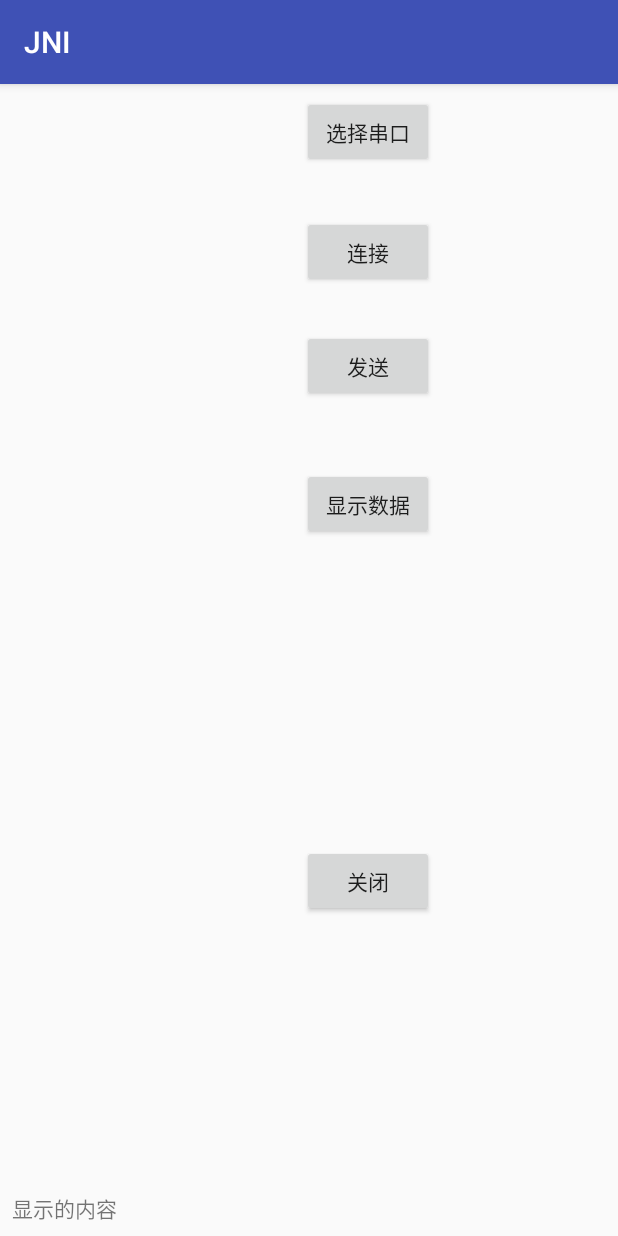
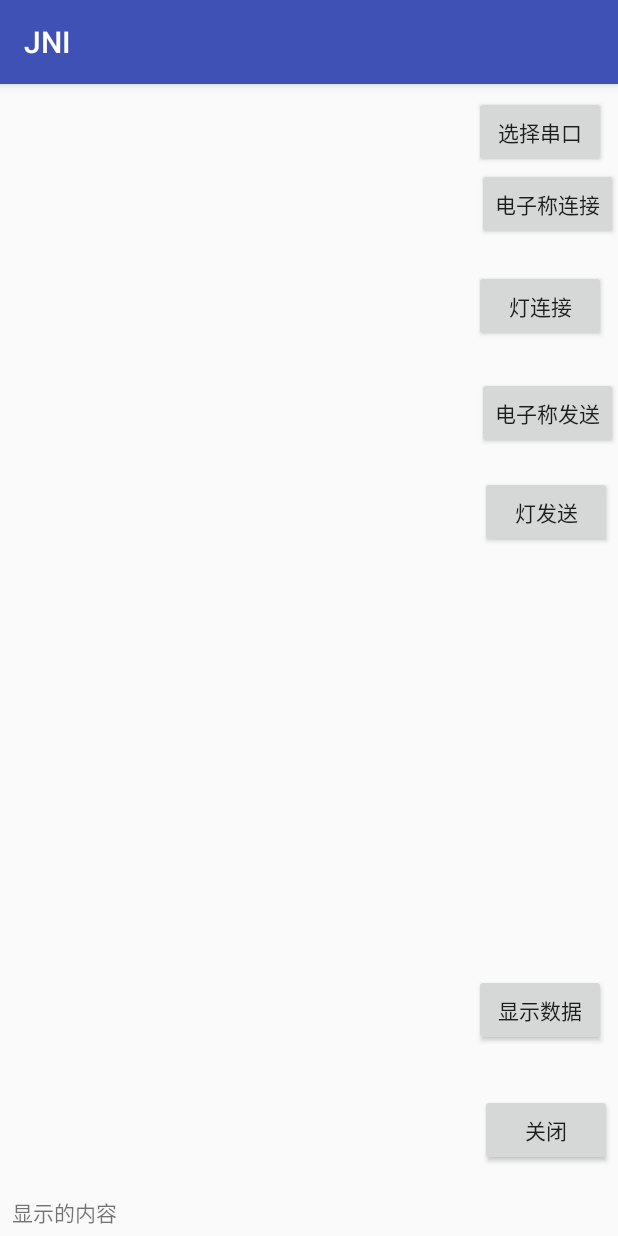
Before and after one commit to planitian/JNIDate, an Android app: the screen it shows after launch (MainActivity), on a phone screen of 412 x 824 dp. Run offline under Robolectric (Android 15) with nearby library versions, the phone set to English and light mode, and no system bars.

Commit message:
Package wancheng

```diff
--- a/app/src/main/java/com/example/administrator/jni/MainActivity.java
+++ b/app/src/main/java/com/example/administrator/jni/MainActivity.java
@@ -89,7 +89,7 @@ public class MainActivity extends AppCompatActivity implements View.OnClickListe
             case R.id.connect:
                 serialPortFinder = ((MyApplication) getApplication()).serialPortFinder;
                 try {
-                    serialPort = ((MyApplication) getApplication()).getSerialPort();
+                    serialPort = ((MyApplication) getApplication()).getSerialPort("ele");
                 } catch (IOException | InterruptedException e) {
                     e.printStackTrace();
                 }
--- a/app/src/main/res/layout/activity_main.xml
+++ b/app/src/main/res/layout/activity_main.xml
@@ -11,59 +11,58 @@
         android:id="@+id/guideline"
         android:layout_width="wrap_content"
         android:layout_height="wrap_content"
-        android:layout_marginEnd="218dp"
+        android:layout_marginEnd="79dp"
         android:orientation="vertical"
-        app:layout_constraintEnd_toEndOf="parent"
-        app:layout_constraintGuide_end="219dp"
+        app:layout_constraintEnd_toStartOf="@+id/connect"
+        app:layout_constraintGuide_end="176dp"
         app:layout_constraintStart_toEndOf="@+id/content" />
 
     <Button
         android:id="@+id/select"
         android:layout_width="wrap_content"
         android:layout_height="wrap_content"
-        android:layout_marginStart="8dp"
+        android:layout_marginBottom="8dp"
+        android:layout_marginEnd="8dp"
         android:layout_marginTop="8dp"
         android:text="选择串口"
-        app:layout_constraintStart_toStartOf="@+id/guideline"
+        app:layout_constraintBottom_toTopOf="@+id/connect"
+        app:layout_constraintEnd_toEndOf="parent"
         app:layout_constraintTop_toTopOf="parent" />
 
     <Button
         android:id="@+id/send"
         android:layout_width="wrap_content"
         android:layout_height="wrap_content"
-        android:layout_marginStart="8dp"
-        android:layout_marginTop="28dp"
-        android:text="发送"
-        app:layout_constraintStart_toStartOf="@+id/guideline"
-        app:layout_constraintTop_toBottomOf="@+id/connect" />
+        android:layout_marginTop="23dp"
+        android:text="电子称发送"
+        app:layout_constraintEnd_toEndOf="parent"
+        app:layout_constraintTop_toBottomOf="@+id/light_connect" />
 
     <Button
         android:id="@+id/show"
         android:layout_width="wrap_content"
         android:layout_height="wrap_content"
-        android:layout_marginStart="8dp"
-        android:layout_marginTop="44dp"
+        android:layout_marginBottom="32dp"
+        android:layout_marginEnd="8dp"
         android:text="显示数据"
-        app:layout_constraintStart_toStartOf="@+id/guideline"
-        app:layout_constraintTop_toBottomOf="@+id/send" />
+        app:layout_constraintBottom_toTopOf="@+id/close"
+        app:layout_constraintEnd_toEndOf="parent" />
 
     <Button
         android:id="@+id/close"
         android:layout_width="wrap_content"
         android:layout_height="wrap_content"
-        android:layout_marginBottom="77dp"
-        android:layout_marginStart="8dp"
-        android:layout_marginTop="75dp"
+        android:layout_marginBottom="20dp"
+        android:layout_marginEnd="4dp"
         android:text="关闭"
-        app:layout_constraintBottom_toBottomOf="@+id/textView"
-        app:layout_constraintStart_toStartOf="@+id/guideline"
-        app:layout_constraintTop_toBottomOf="@+id/show" />
+        app:layout_constraintBottom_toTopOf="@+id/textView"
+        app:layout_constraintEnd_toEndOf="parent" />
 
     <TextView
         android:id="@+id/textView"
         android:layout_width="0dp"
         android:layout_height="wrap_content"
-        android:layout_marginBottom="8dp"
+        android:layout_marginBottom="5dp"
         android:layout_marginEnd="8dp"
         android:layout_marginStart="8dp"
         android:text="显示的内容"
@@ -74,9 +73,8 @@
     <FrameLayout
         android:id="@+id/content"
         android:layout_width="0dp"
-        android:layout_height="0dp"
-        android:layout_marginEnd="164dp"
-        app:layout_constraintBottom_toBottomOf="@+id/close"
+        android:layout_height="428dp"
+        android:layout_marginEnd="207dp"
         app:layout_constraintEnd_toStartOf="@+id/guideline"
         app:layout_constraintStart_toStartOf="parent"
         app:layout_constraintTop_toTopOf="parent">
@@ -87,11 +85,30 @@
         android:id="@+id/connect"
         android:layout_width="wrap_content"
         android:layout_height="wrap_content"
-        android:layout_marginStart="8dp"
-        android:layout_marginTop="32dp"
-        android:text="连接"
-        app:layout_constraintStart_toStartOf="@+id/guideline"
-        app:layout_constraintTop_toBottomOf="@+id/select" />
+        android:text="电子称连接"
+        app:layout_constraintTop_toBottomOf="@+id/select"
+        app:layout_constraintEnd_toEndOf="parent"
+        tools:layout_editor_absoluteY="72dp" />
+
+    <Button
+        android:id="@+id/light_send"
+        android:layout_width="wrap_content"
+        android:layout_height="wrap_content"
+        android:layout_marginEnd="4dp"
+        android:layout_marginTop="18dp"
+        android:text="灯发送"
+        app:layout_constraintEnd_toEndOf="parent"
+        app:layout_constraintTop_toBottomOf="@+id/send" />
+
+    <Button
+        android:id="@+id/light_connect"
+        android:layout_width="wrap_content"
+        android:layout_height="wrap_content"
+        android:layout_marginEnd="8dp"
+        android:layout_marginTop="20dp"
+        android:text="灯连接"
+        app:layout_constraintEnd_toEndOf="parent"
+        app:layout_constraintTop_toBottomOf="@+id/connect" />
 
 
 </android.support.constraint.ConstraintLayout>
--- a/build.gradle
+++ b/build.gradle
@@ -7,7 +7,7 @@ buildscript {
         jcenter()
     }
     dependencies {
-        classpath 'com.android.tools.build:gradle:3.1.3'
+        classpath 'com.android.tools.build:gradle:3.1.4'
 
 
         // NOTE: Do not place your application dependencies here; they belong
```
Also changed, not shown: app/src/main/java/com/example/administrator/jni/DevicePre.java (+60 -10 lines), app/src/main/java/com/example/administrator/jni/MyApplication.java (+14 -4 lines), app/src/main/java/com/example/administrator/jni/SerialPortFunction.java (+111 -6 lines), app/src/main/java/com/example/administrator/jni/Util.java (+45 -5 lines).
